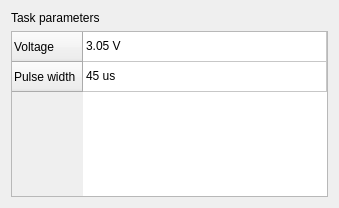
Before: the Qt Designer form autonimo/res/ui/task_widget.ui in autonimo/autonimo, drawn with Qt 5.
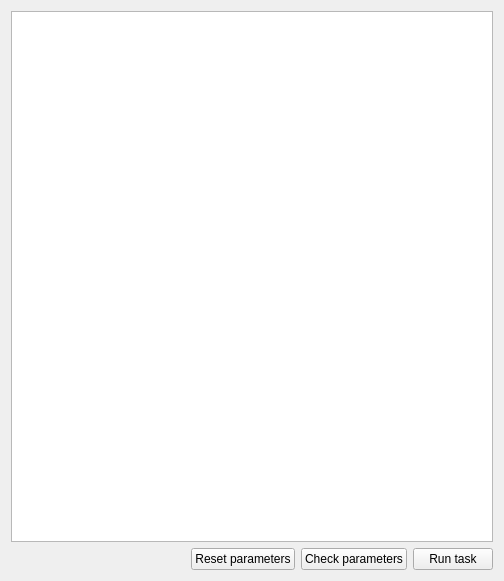
After: the same form once the commit is applied.

The edit to the form file:
```diff
--- a/autonimo/res/ui/task_widget.ui
+++ b/autonimo/res/ui/task_widget.ui
@@ -6,55 +6,54 @@
    <rect>
     <x>0</x>
     <y>0</y>
-    <width>339</width>
-    <height>208</height>
+    <width>504</width>
+    <height>581</height>
    </rect>
   </property>
   <property name="windowTitle">
    <string>Form</string>
   </property>
   <layout class="QGridLayout" name="gridLayout">
-   <item row="1" column="0">
-    <widget class="QTableWidget" name="tableWidget">
-     <attribute name="horizontalHeaderVisible">
-      <bool>false</bool>
-     </attribute>
-     <attribute name="horizontalHeaderStretchLastSection">
-      <bool>true</bool>
-     </attribute>
-     <row>
-      <property name="text">
-       <string>Voltage</string>
-      </property>
-     </row>
-     <row>
-      <property name="text">
-       <string>Pulse width</string>
-      </property>
-     </row>
-     <column>
-      <property name="text">
-       <string>Value</string>
-      </property>
-     </column>
-     <item row="0" column="0">
-      <property name="text">
-       <string>3.05 V</string>
-      </property>
+   <item row="7" column="0">
+    <layout class="QGridLayout" name="gridLayout_2">
+     <item row="0" column="3">
+      <widget class="QPushButton" name="pushButton_check_params">
+       <property name="text">
+        <string>Check parameters</string>
+       </property>
+      </widget>
      </item>
-     <item row="1" column="0">
-      <property name="text">
-       <string>45 us</string>
-      </property>
+     <item row="0" column="2">
+      <widget class="QPushButton" name="pushButton_reset_params">
+       <property name="text">
+        <string>Reset parameters</string>
+       </property>
+      </widget>
      </item>
-    </widget>
+     <item row="0" column="4">
+      <widget class="QPushButton" name="pushButton_run">
+       <property name="text">
+        <string>Run task</string>
+       </property>
+      </widget>
+     </item>
+     <item row="0" column="1">
+      <spacer name="horizontalSpacer">
+       <property name="orientation">
+        <enum>Qt::Horizontal</enum>
+       </property>
+       <property name="sizeHint" stdset="0">
+        <size>
+         <width>40</width>
+         <height>20</height>
+        </size>
+       </property>
+      </spacer>
+     </item>
+    </layout>
    </item>
-   <item row="0" column="0">
-    <widget class="QLabel" name="label_3">
-     <property name="text">
-      <string>Task parameters</string>
-     </property>
-    </widget>
+   <item row="1" column="0" rowspan="6">
+    <widget class="QTableView" name="tableView"/>
    </item>
   </layout>
  </widget>
```
Left out of the diff: 2 changed lines with no effect on the pictures.
